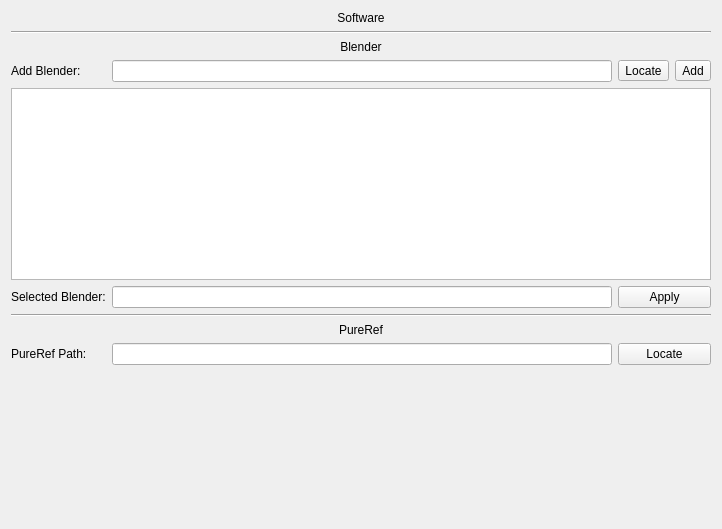
Qt form ui/software_setting.ui (iYapi/ZeroXe) before a commit.
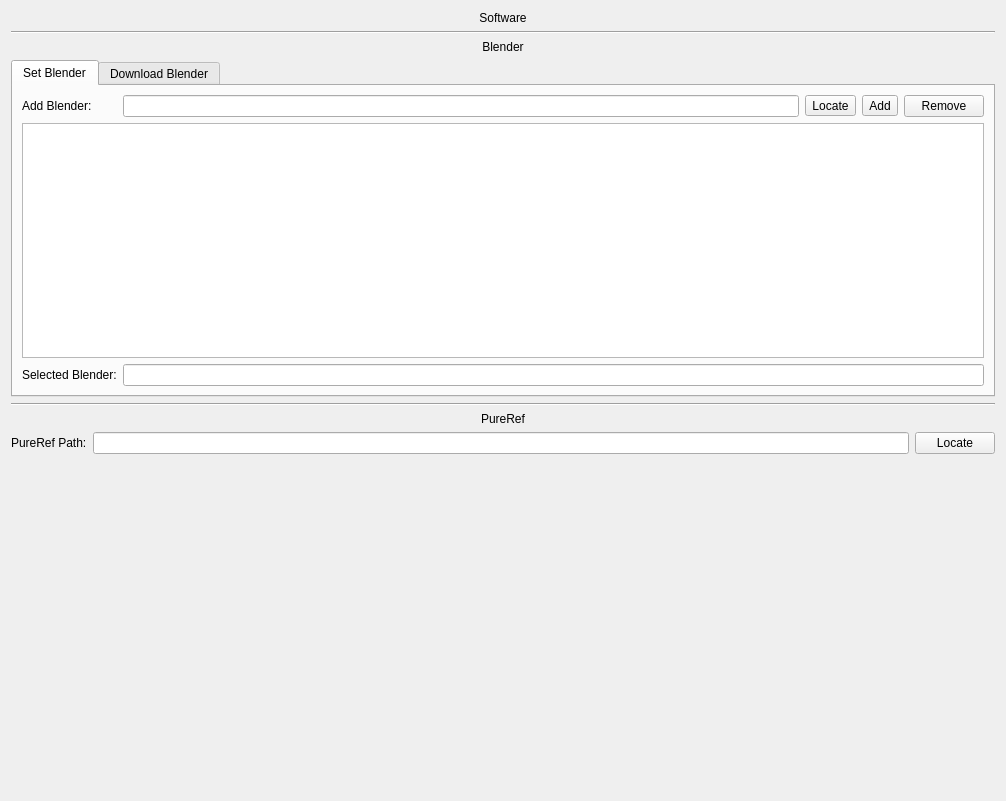
The same form after that commit.

Commit message: feat: update software ui

The edit to the form file:
```diff
--- a/ui/software_setting.ui
+++ b/ui/software_setting.ui
@@ -6,8 +6,8 @@
    <rect>
     <x>0</x>
     <y>0</y>
-    <width>722</width>
-    <height>529</height>
+    <width>1006</width>
+    <height>801</height>
    </rect>
   </property>
   <property name="windowTitle">
@@ -16,7 +16,121 @@
   <layout class="QGridLayout" name="gridLayout_2">
    <item row="0" column="2">
     <layout class="QGridLayout" name="gridLayout">
-     <item row="11" column="0" colspan="4">
+     <item row="7" column="2" colspan="2">
+      <widget class="QPushButton" name="pushButton_locatePureref">
+       <property name="text">
+        <string>Locate</string>
+       </property>
+      </widget>
+     </item>
+     <item row="2" column="0" colspan="4">
+      <widget class="QLabel" name="label_blender">
+       <property name="text">
+        <string>Blender</string>
+       </property>
+       <property name="alignment">
+        <set>Qt::AlignmentFlag::AlignCenter</set>
+       </property>
+      </widget>
+     </item>
+     <item row="4" column="0" colspan="4">
+      <widget class="QTabWidget" name="tabWidget">
+       <property name="currentIndex">
+        <number>0</number>
+       </property>
+       <widget class="QWidget" name="tab_setBlender">
+        <property name="autoFillBackground">
+         <bool>false</bool>
+        </property>
+        <attribute name="title">
+         <string>Set Blender</string>
+        </attribute>
+        <layout class="QGridLayout" name="gridLayout_4">
+         <item row="0" column="0">
+          <layout class="QGridLayout" name="gridLayout_3">
+           <item row="0" column="0">
+            <widget class="QLabel" name="label_addBlender">
+             <property name="text">
+              <string>Add Blender:</string>
+             </property>
+            </widget>
+           </item>
+           <item row="0" column="2">
+            <widget class="QToolButton" name="toolButton_locateBlender">
+             <property name="text">
+              <string>Locate</string>
+             </property>
+            </widget>
+           </item>
+           <item row="0" column="3">
+            <widget class="QToolButton" name="toolButton_addBlender">
+             <property name="text">
+              <string>Add</string>
+             </property>
+            </widget>
+           </item>
+           <item row="0" column="1">
+            <widget class="QLineEdit" name="lineEdit_blenderUrl"/>
+           </item>
+           <item row="2" column="0">
+            <widget class="QLabel" name="label_selectedBlender">
+             <property name="text">
+              <string>Selected Blender:</string>
+             </property>
+            </widget>
+           </item>
+           <item row="0" column="4">
+            <widget class="QPushButton" name="pushButton_removeBlender">
+             <property name="text">
+              <string>Remove</string>
+             </property>
+            </widget>
+           </item>
+           <item row="1" column="0" colspan="5">
+            <widget class="QListWidget" name="listWidget_blenderList"/>
+           </item>
+           <item row="2" column="1" colspan="4">
+            <widget class="QLineEdit" name="lineEdit_selectedBlender"/>
+           </item>
+          </layout>
+         </item>
+        </layout>
+       </widget>
+       <widget class="QWidget" name="tab_4">
+        <attribute name="title">
+         <string>Download Blender</string>
+        </attribute>
+       </widget>
+      </widget>
+     </item>
+     <item row="6" column="0" colspan="4">
+      <widget class="QLabel" name="label_pureref">
+       <property name="text">
+        <string>PureRef</string>
+       </property>
+       <property name="alignment">
+        <set>Qt::AlignmentFlag::AlignCenter</set>
+       </property>
+      </widget>
+     </item>
+     <item row="7" column="0">
+      <widget class="QLabel" name="label_purerefPath">
+       <property name="text">
+        <string>PureRef Path:</string>
+       </property>
+      </widget>
+     </item>
+     <item row="1" column="0" colspan="4">
+      <widget class="Line" name="line_2">
+       <property name="orientation">
+        <enum>Qt::Orientation::Horizontal</enum>
+       </property>
+      </widget>
+     </item>
+     <item row="7" column="1">
+      <widget class="QLineEdit" name="lineEdit_pureref"/>
+     </item>
+     <item row="8" column="0" colspan="4">
       <spacer name="verticalSpacer">
        <property name="orientation">
         <enum>Qt::Orientation::Vertical</enum>
@@ -29,10 +143,10 @@
        </property>
       </spacer>
      </item>
-     <item row="5" column="0">
-      <widget class="QLabel" name="label_addBlender">
-       <property name="text">
-        <string>Add Blender:</string>
+     <item row="5" column="0" colspan="4">
+      <widget class="Line" name="line">
+       <property name="orientation">
+        <enum>Qt::Orientation::Horizontal</enum>
        </property>
       </widget>
      </item>
@@ -46,94 +160,6 @@
        </property>
       </widget>
      </item>
-     <item row="9" column="0" colspan="4">
-      <widget class="QLabel" name="label_pureref">
-       <property name="text">
-        <string>PureRef</string>
-       </property>
-       <property name="alignment">
-        <set>Qt::AlignmentFlag::AlignCenter</set>
-       </property>
-      </widget>
-     </item>
-     <item row="1" column="0" colspan="4">
-      <widget class="Line" name="line_2">
-       <property name="orientation">
-        <enum>Qt::Orientation::Horizontal</enum>
-       </property>
-      </widget>
-     </item>
-     <item row="5" column="2">
-      <widget class="QToolButton" name="toolButton_locateBlender">
-       <property name="text">
-        <string>Locate</string>
-       </property>
-      </widget>
-     </item>
-     <item row="6" column="0" colspan="4">
-      <widget class="QListWidget" name="listWidget_blenderList"/>
-     </item>
-     <item row="7" column="2" colspan="2">
-      <widget class="QPushButton" name="pushButton_applyBlender">
-       <property name="text">
-        <string>Apply</string>
-       </property>
-      </widget>
-     </item>
-     <item row="7" column="0">
-      <widget class="QLabel" name="label_selectedBlender">
-       <property name="text">
-        <string>Selected Blender:</string>
-       </property>
-      </widget>
-     </item>
-     <item row="2" column="0" colspan="4">
-      <widget class="QLabel" name="label_blender">
-       <property name="text">
-        <string>Blender</string>
-       </property>
-       <property name="alignment">
-        <set>Qt::AlignmentFlag::AlignCenter</set>
-       </property>
-      </widget>
-     </item>
-     <item row="7" column="1">
-      <widget class="QLineEdit" name="lineEdit_selectedBlender"/>
-     </item>
-     <item row="5" column="1">
-      <widget class="QLineEdit" name="lineEdit_kitsuUrl"/>
-     </item>
-     <item row="5" column="3">
-      <widget class="QToolButton" name="toolButton_addBlender">
-       <property name="text">
-        <string>Add</string>
-       </property>
-      </widget>
-     </item>
-     <item row="8" column="0" colspan="4">
-      <widget class="Line" name="line">
-       <property name="orientation">
-        <enum>Qt::Orientation::Horizontal</enum>
-       </property>
-      </widget>
-     </item>
-     <item row="10" column="0">
-      <widget class="QLabel" name="label_purerefPath">
-       <property name="text">
-        <string>PureRef Path:</string>
-       </property>
-      </widget>
-     </item>
-     <item row="10" column="1">
-      <widget class="QLineEdit" name="lineEdit_pureref"/>
-     </item>
-     <item row="10" column="2" colspan="2">
-      <widget class="QPushButton" name="pushButton_locatePureref">
-       <property name="text">
-        <string>Locate</string>
-       </property>
-      </widget>
-     </item>
     </layout>
    </item>
   </layout>
```
The commit also changes 1 other file.
